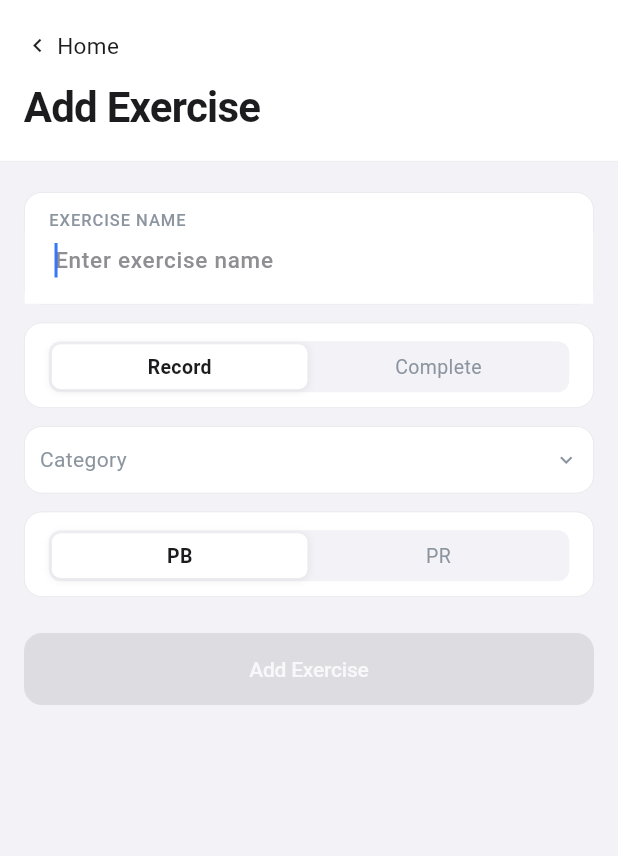
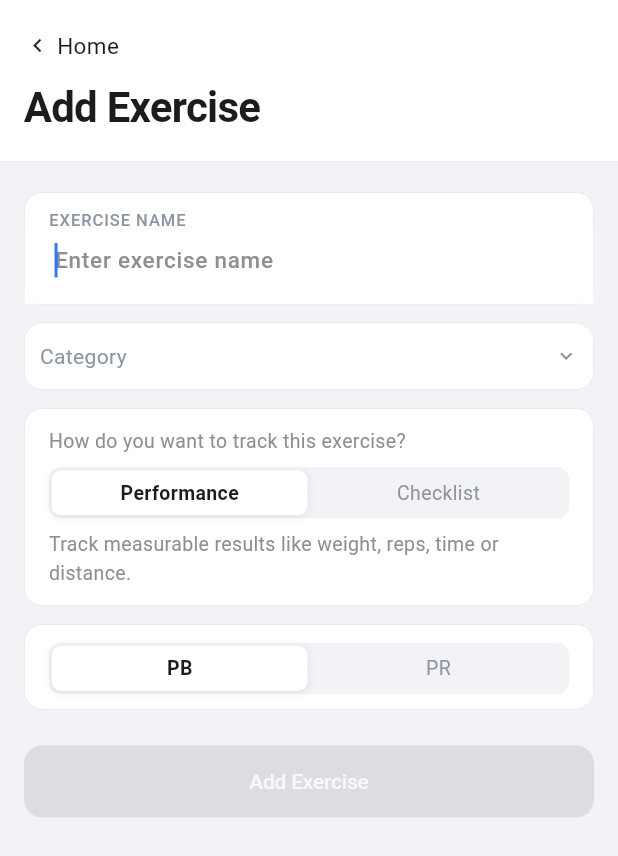
Before and after one commit to pyraworks/peaklog, a Flutter app: the AddExerciseSheet screen opened by its route, on a phone screen of 412 x 824 dp. Shown: the top 856 px of the screen. Run offline on Flutter 3.47's test engine with Material 3 defaults, Android fonts, the phone set to English and light mode, and no system bars; our stand-ins replace firebase_analytics, firebase_core, firebase_crashlytics, flutter_riverpod, flutter_slidable, go_router and 6 more; missing offline and left inert: app_settings, ffmpeg_kit_flutter_new, gal, health; accounts and stored records are empty; Roboto replaces fonts that are missing (Pretendard); project files that could hold a hidden picture were left out.

Commit message:
refactor: refine calendar and exercise tracking UX

```diff
--- a/lib/features/export/export_screen.dart
+++ b/lib/features/export/export_screen.dart
@@ -108,11 +108,11 @@ class _ExportScreenState extends ConsumerState<ExportScreen> {
         : ref.watch(recordsProvider(exercise.id)).valueOrNull ?? [];
 
     final prValueStr = _formatValue(
-        widget.newValue, exercise.recordType!, weightUnit, distanceUnit);
+        widget.newValue, exercise.recordType, weightUnit, distanceUnit);
     final dateStr = _dateStr(widget.date);
     final daysSinceStr = _isActivityMode
         ? ''
-        : _calcDaysSince(records, exercise.recordType!, widget.newValue, widget.date);
+        : _calcDaysSince(records, exercise.recordType, widget.newValue, widget.date);
 
     return Scaffold(
       backgroundColor: AppColors.background,
@@ -176,7 +176,7 @@ class _ExportScreenState extends ConsumerState<ExportScreen> {
                                           date: widget.date,
                                           daysSinceStr: daysSinceStr,
                                           options: _overlay,
-                                          showPrBadge: !_isActivityMode,
+                                          showPrBadge: !_isActivityMode && exercise.recordType != null,
                                         )
                                       : RoughFrame(
                                           exercise: exercise,
@@ -186,7 +186,7 @@ class _ExportScreenState extends ConsumerState<ExportScreen> {
                                           date: widget.date,
                                           daysSinceStr: daysSinceStr,
                                           options: _overlay,
-                                          showPrBadge: !_isActivityMode,
+                                          showPrBadge: !_isActivityMode && exercise.recordType != null,
                                         ),
                                 ),
                               ],
@@ -431,7 +431,8 @@ class _ExportScreenState extends ConsumerState<ExportScreen> {
   // ── Helpers ───────────────────────────────────────────────────
 
   String _formatValue(
-      double v, RecordType recordType, String weightUnit, String distanceUnit) {
+      double v, RecordType? recordType, String weightUnit, String distanceUnit) {
+    if (recordType == null) return '✓';
     switch (recordType) {
       case RecordType.weight:
         return UnitConverter.formatWeight(v, weightUnit);
@@ -446,8 +447,9 @@ class _ExportScreenState extends ConsumerState<ExportScreen> {
   String _dateStr(DateTime d) =>
       '${d.year}.${d.month.toString().padLeft(2, '0')}.${d.day.toString().padLeft(2, '0')}';
 
-  String _calcDaysSince(List<Record> records, RecordType recordType,
+  String _calcDaysSince(List<Record> records, RecordType? recordType,
       double newValue, DateTime date) {
+    if (recordType == null) return '';
     final beforeMs = date.millisecondsSinceEpoch;
     final previous = records.where((r) => r.performedAt < beforeMs).toList();
     if (previous.isEmpty) return '';
--- a/lib/features/home/add_exercise_sheet.dart
+++ b/lib/features/home/add_exercise_sheet.dart
@@ -124,13 +124,6 @@ class _AddExerciseSheetState extends ConsumerState<AddExerciseSheet> {
                     onChanged: () => setState(() {}),
                   ),
                   const SizedBox(height: AppSpacing.s12),
-                  if (!_isEditMode) ...[
-                    _ExerciseTypeCard(
-                      value: _exerciseType,
-                      onChanged: (v) => setState(() => _exerciseType = v),
-                    ),
-                    const SizedBox(height: AppSpacing.s12),
-                  ],
                   _CategoryDropdown(
                     selectedId: _selectedCategoryId,
                     categoryLabel: _selectedCategoryId != null
@@ -146,6 +139,13 @@ class _AddExerciseSheetState extends ConsumerState<AddExerciseSheet> {
                     }),
                   ),
                   const SizedBox(height: AppSpacing.s12),
+                  if (!_isEditMode) ...[
+                    _ExerciseTypeCard(
+                      value: _exerciseType,
+                      onChanged: (v) => setState(() => _exerciseType = v),
+                    ),
+                    const SizedBox(height: AppSpacing.s12),
+                  ],
                   if (_exerciseType == ExerciseType.record)
                     _BestTypeCard(
                       value: _bestType,
@@ -453,16 +453,24 @@ class _ExerciseTypeCard extends StatelessWidget {
 
   @override
   Widget build(BuildContext context) {
+    final description = value == ExerciseType.record
+        ? 'Track measurable results like weight, reps, time or distance.'
+        : 'Simply mark the exercise as completed each day.';
     return Container(
       decoration: BoxDecoration(
         color: AppColors.card,
         border: Border.all(color: AppColors.separator, width: 0.5),
         borderRadius: BorderRadius.circular(12),
       ),
-      padding: const EdgeInsets.fromLTRB(16, 12, 16, 10),
+      padding: const EdgeInsets.fromLTRB(16, 12, 16, 12),
       child: Column(
-        crossAxisAlignment: CrossAxisAlignment.center,
+        crossAxisAlignment: CrossAxisAlignment.start,
         children: [
+          Text(
+            'How do you want to track this exercise?',
+            style: AppTypography.footnote.copyWith(color: AppColors.label2),
+          ),
+          const SizedBox(height: 8),
           Container(
             height: 34,
             decoration: BoxDecoration(
@@ -472,19 +480,24 @@ class _ExerciseTypeCard extends StatelessWidget {
             child: Row(
               children: [
                 _Segment(
-                  label: 'Record',
+                  label: 'Performance',
                   selected: value == ExerciseType.record,
                   onTap: () => onChanged(ExerciseType.record),
                   isFirst: true,
                 ),
                 _Segment(
-                  label: 'Complete',
+                  label: 'Checklist',
                   selected: value == ExerciseType.complete,
                   onTap: () => onChanged(ExerciseType.complete),
                   isFirst: false,
                 ),
               ],
             ),
+          ),
+          const SizedBox(height: 8),
+          Text(
+            description,
+            style: AppTypography.footnote.copyWith(color: AppColors.label3),
           ),
         ],
       ),
```
Also changed, not shown: lib/features/calendar/calendar_screen.dart (+23 -6 lines), lib/features/exercise_detail/exercise_detail_screen.dart (+18 -3 lines), lib/features/home/home_screen.dart (+4 -3 lines), lib/features/record_input/time_input_field.dart (+22 -16 lines).
